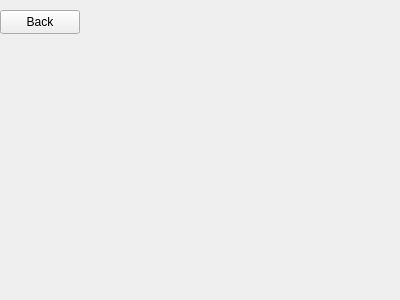
amelie-ort/Apexe, file sources/bank_page/BankPage.ui: the form before one commit.
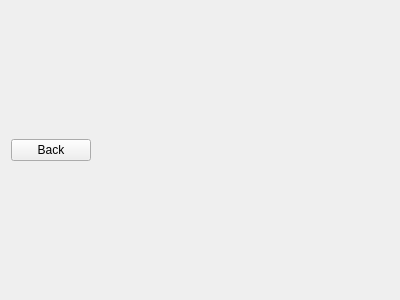
The form after the commit.

```diff
--- a/sources/bank_page/BankPage.ui
+++ b/sources/bank_page/BankPage.ui
@@ -13,19 +13,41 @@
   <property name="windowTitle">
    <string>Form</string>
   </property>
+  <layout class="QVBoxLayout" name="verticalLayout">
+   <item>
+    <layout class="QHBoxLayout" name="top">
+     <item>
   <widget class="QPushButton" name="BackToWelcomePage">
-   <property name="geometry">
-    <rect>
-     <x>0</x>
-     <y>10</y>
-     <width>80</width>
-     <height>24</height>
-    </rect>
-   </property>
    <property name="text">
     <string>Back</string>
    </property>
   </widget>
+     </item>
+     <item>
+      <spacer name="horizontalSpacer">
+       <property name="orientation">
+        <enum>Qt::Horizontal</enum>
+       </property>
+       <property name="sizeHint" stdset="0">
+        <size>
+         <width>40</width>
+         <height>20</height>
+        </size>
+       </property>
+      </spacer>
+     </item>
+    </layout>
+   </item>
+   <item>
+    <layout class="QHBoxLayout" name="unprocessTransaction"/>
+   </item>
+   <item>
+    <layout class="QHBoxLayout" name="activeTransaction"/>
+   </item>
+   <item>
+    <layout class="QHBoxLayout" name="transactionProcessed"/>
+   </item>
+  </layout>
  </widget>
  <resources/>
  <connections/>
```
Lines whose indentation alone changed are shown as unchanged.
